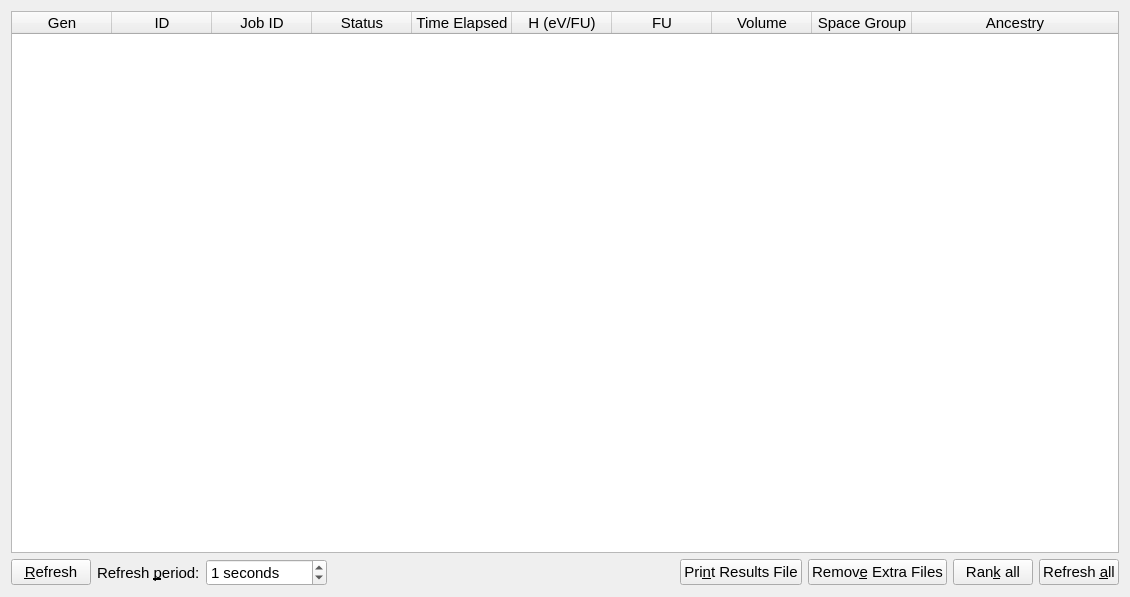
xtalopt/XtalOpt, file src/xtalopt/ui/tab_progress.ui: the form before one commit.
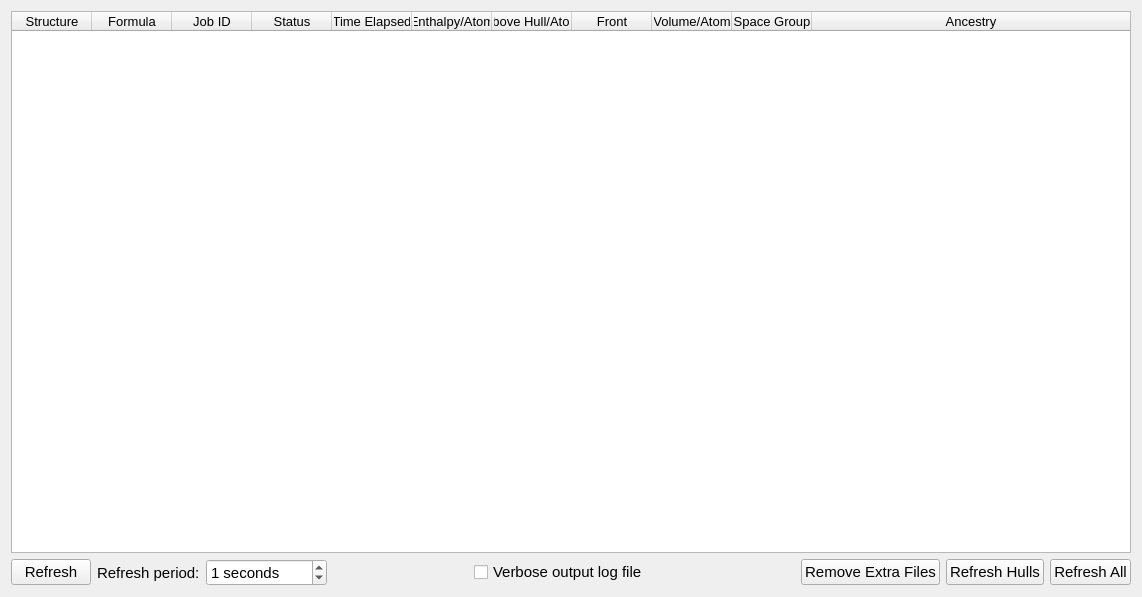
The form after the commit.

What changed in the file:
```diff
--- a/src/xtalopt/ui/tab_progress.ui
+++ b/src/xtalopt/ui/tab_progress.ui
@@ -6,19 +6,142 @@
    <rect>
     <x>0</x>
     <y>0</y>
-    <width>1130</width>
+    <width>1142</width>
     <height>597</height>
    </rect>
   </property>
+  <property name="font">
+   <font>
+    <pointsize>11</pointsize>
+   </font>
+  </property>
   <property name="windowTitle">
    <string>Form</string>
   </property>
   <layout class="QGridLayout" name="gridLayout">
-   <item row="0" column="0" colspan="8">
+   <item row="2" column="1">
+    <widget class="QLabel" name="label_36">
+     <property name="font">
+      <font>
+       <pointsize>11</pointsize>
+      </font>
+     </property>
+     <property name="text">
+      <string>Refresh period:</string>
+     </property>
+     <property name="buddy">
+      <cstring>spin_period</cstring>
+     </property>
+    </widget>
+   </item>
+   <item row="2" column="2">
+    <widget class="QSpinBox" name="spin_period">
+     <property name="font">
+      <font>
+       <pointsize>11</pointsize>
+      </font>
+     </property>
+     <property name="suffix">
+      <string> seconds</string>
+     </property>
+     <property name="maximum">
+      <number>3600</number>
+     </property>
+     <property name="singleStep">
+      <number>1</number>
+     </property>
+     <property name="value">
+      <number>1</number>
+     </property>
+    </widget>
+   </item>
+   <item row="2" column="3">
+    <spacer name="horizontalSpacer">
+     <property name="orientation">
+      <enum>Qt::Horizontal</enum>
+     </property>
+     <property name="sizeHint" stdset="0">
+      <size>
+       <width>40</width>
+       <height>20</height>
+      </size>
+     </property>
+    </spacer>
+   </item>
+   <item row="2" column="0">
+    <widget class="QPushButton" name="push_refresh">
+     <property name="sizePolicy">
+      <sizepolicy hsizetype="Fixed" vsizetype="Fixed">
+       <horstretch>0</horstretch>
+       <verstretch>0</verstretch>
+      </sizepolicy>
+     </property>
+     <property name="font">
+      <font>
+       <pointsize>11</pointsize>
+      </font>
+     </property>
+     <property name="toolTip">
+      <string>&lt;html&gt;&lt;head/&gt;&lt;body&gt;&lt;p&gt;&lt;br/&gt;&lt;/p&gt;&lt;/body&gt;&lt;/html&gt;</string>
+     </property>
+     <property name="text">
+      <string>Refresh</string>
+     </property>
+    </widget>
+   </item>
+   <item row="2" column="8">
+    <widget class="QPushButton" name="push_hull">
+     <property name="toolTip">
+      <string>&lt;html&gt;&lt;head/&gt;&lt;body&gt;&lt;p&gt;Refresh the distance above hull (and Pareto front index) of all structures in the list.&lt;/p&gt;&lt;/body&gt;&lt;/html&gt;</string>
+     </property>
+     <property name="text">
+      <string>Refresh Hulls</string>
+     </property>
+    </widget>
+   </item>
+   <item row="2" column="4">
+    <widget class="QCheckBox" name="cb_verbose">
+     <property name="toolTip">
+      <string>&lt;html&gt;&lt;head/&gt;&lt;body&gt;&lt;p&gt;If checked, the run output will contain additional information relevant to monitoring the run progress and debugging the code. &lt;/p&gt;&lt;p&gt;It should be noted that in the GUI mode, the output file &amp;quot;output.log&amp;quot; will be produced only if the code is already compiled with the cmake flag:&lt;/p&gt;&lt;p&gt;-DXTALOPT_DEBUG=ON&lt;/p&gt;&lt;/body&gt;&lt;/html&gt;</string>
+     </property>
+     <property name="text">
+      <string>Verbose output log file</string>
+     </property>
+    </widget>
+   </item>
+   <item row="2" column="7">
+    <widget class="QPushButton" name="push_clear">
+     <property name="font">
+      <font>
+       <pointsize>11</pointsize>
+      </font>
+     </property>
+     <property name="toolTip">
+      <string>&lt;html&gt;&lt;head/&gt;&lt;body&gt;&lt;p&gt;This button is used for VASP runs. It removes any extraneous files&lt;br/&gt;in each local subdirectory in order to reduce disk usage.&lt;/p&gt;&lt;p&gt;Files kept are structure.state, POTCAR, CONTCAR, and OUTCAR.&lt;/p&gt;&lt;/body&gt;&lt;/html&gt;</string>
+     </property>
+     <property name="text">
+      <string>Remove Extra Files</string>
+     </property>
+    </widget>
+   </item>
+   <item row="2" column="5">
+    <spacer name="horizontalSpacer_2">
+     <property name="orientation">
+      <enum>Qt::Horizontal</enum>
+     </property>
+     <property name="sizeHint" stdset="0">
+      <size>
+       <width>40</width>
+       <height>20</height>
+      </size>
+     </property>
+    </spacer>
+   </item>
+   <item row="0" column="0" colspan="10">
     <widget class="QTableWidget" name="table_list">
      <property name="font">
       <font>
-       <pointsize>11</pointsize>
+       <pointsize>10</pointsize>
       </font>
      </property>
      <property name="contextMenuPolicy">
@@ -39,174 +162,134 @@
      <property name="sortingEnabled">
       <bool>false</bool>
      </property>
+     <attribute name="horizontalHeaderMinimumSectionSize">
+      <number>20</number>
+     </attribute>
+     <attribute name="horizontalHeaderDefaultSectionSize">
+      <number>80</number>
+     </attribute>
      <attribute name="horizontalHeaderStretchLastSection">
       <bool>true</bool>
      </attribute>
+     <attribute name="verticalHeaderMinimumSectionSize">
+      <number>23</number>
+     </attribute>
+     <attribute name="verticalHeaderDefaultSectionSize">
+      <number>23</number>
+     </attribute>
      <column>
       <property name="text">
-       <string>Gen</string>
+       <string>Structure</string>
+      </property>
+      <property name="font">
+       <font>
+        <pointsize>10</pointsize>
+       </font>
       </property>
      </column>
      <column>
       <property name="text">
-       <string>ID</string>
+       <string>Formula</string>
+      </property>
+      <property name="font">
+       <font>
+        <pointsize>10</pointsize>
+       </font>
       </property>
      </column>
      <column>
       <property name="text">
        <string>Job ID</string>
       </property>
+      <property name="font">
+       <font>
+        <pointsize>10</pointsize>
+       </font>
+      </property>
      </column>
      <column>
       <property name="text">
        <string>Status</string>
       </property>
+      <property name="font">
+       <font>
+        <pointsize>10</pointsize>
+       </font>
+      </property>
      </column>
      <column>
       <property name="text">
        <string>Time Elapsed</string>
       </property>
+      <property name="font">
+       <font>
+        <pointsize>10</pointsize>
+       </font>
+      </property>
      </column>
      <column>
       <property name="text">
-       <string>H (eV/FU)</string>
+       <string>Enthalpy/Atom</string>
       </property>
+      <property name="font">
+       <font>
+        <pointsize>10</pointsize>
+       </font>
+      </property>
      </column>
      <column>
       <property name="text">
-       <string>FU</string>
+       <string>Above Hull/Atom</string>
       </property>
+      <property name="font">
+       <font>
+        <pointsize>10</pointsize>
+       </font>
+      </property>
      </column>
      <column>
       <property name="text">
-       <string>Volume</string>
+       <string>Front</string>
+      </property>
+      <property name="font">
+       <font>
+        <pointsize>10</pointsize>
+       </font>
+      </property>
+     </column>
+     <column>
+      <property name="text">
+       <string>Volume/Atom</string>
+      </property>
+      <property name="font">
+       <font>
+        <pointsize>10</pointsize>
+       </font>
       </property>
      </column>
      <column>
       <property name="text">
        <string>Space Group</string>
       </property>
+      <property name="font">
+       <font>
+        <pointsize>10</pointsize>
+       </font>
+      </property>
      </column>
      <column>
       <property name="text">
        <string>Ancestry</string>
       </property>
+      <property name="font">
+       <font>
+        <pointsize>10</pointsize>
+       </font>
+      </property>
      </column>
     </widget>
    </item>
-   <item row="2" column="0">
-    <widget class="QPushButton" name="push_refresh">
-     <property name="sizePolicy">
-      <sizepolicy hsizetype="Fixed" vsizetype="Fixed">
-       <horstretch>0</horstretch>
-       <verstretch>0</verstretch>
-      </sizepolicy>
-     </property>
-     <property name="font">
-      <font>
-       <pointsize>11</pointsize>
-      </font>
-     </property>
-     <property name="text">
-      <string>&amp;Refresh</string>
-     </property>
-    </widget>
-   </item>
-   <item row="2" column="1">
-    <widget class="QLabel" name="label_36">
-     <property name="font">
-      <font>
-       <pointsize>11</pointsize>
-      </font>
-     </property>
-     <property name="text">
-      <string>Refresh &amp;period:</string>
-     </property>
-     <property name="buddy">
-      <cstring>spin_period</cstring>
-     </property>
-    </widget>
-   </item>
-   <item row="2" column="2">
-    <widget class="QSpinBox" name="spin_period">
-     <property name="font">
-      <font>
-       <pointsize>11</pointsize>
-      </font>
-     </property>
-     <property name="suffix">
-      <string> seconds</string>
-     </property>
-     <property name="maximum">
-      <number>3600</number>
-     </property>
-     <property name="singleStep">
-      <number>1</number>
-     </property>
-     <property name="value">
-      <number>1</number>
-     </property>
-    </widget>
-   </item>
-   <item row="2" column="3">
-    <spacer name="horizontalSpacer_5">
-     <property name="orientation">
-      <enum>Qt::Horizontal</enum>
-     </property>
-     <property name="sizeHint" stdset="0">
-      <size>
-       <width>5</width>
-       <height>20</height>
-      </size>
-     </property>
-    </spacer>
-   </item>
-   <item row="2" column="4">
-    <widget class="QPushButton" name="push_print">
-     <property name="font">
-      <font>
-       <pointsize>11</pointsize>
-      </font>
-     </property>
-     <property name="toolTip">
-      <string>Generates a run-results.txt file that lists all of the information about each structure in order of generation and structure number (As compared to the results.txt file which ranks the structures).</string>
-     </property>
-     <property name="text">
-      <string>Pri&amp;nt Results File</string>
-     </property>
-    </widget>
-   </item>
-   <item row="2" column="5">
-    <widget class="QPushButton" name="push_clear">
-     <property name="font">
-      <font>
-       <pointsize>11</pointsize>
-      </font>
-     </property>
-     <property name="toolTip">
-      <string>&lt;html&gt;&lt;head/&gt;&lt;body&gt;&lt;p&gt;This button is used for VASP runs. It removes any extraneous files in each local subdirectory in order to reduce disk usage.&lt;/p&gt;&lt;p&gt;Files kept are structure.state, POTCAR, CONTCAR, and OUTCAR.&lt;/p&gt;&lt;/body&gt;&lt;/html&gt;</string>
-     </property>
-     <property name="text">
-      <string>Remov&amp;e Extra Files</string>
-     </property>
-    </widget>
-   </item>
-   <item row="2" column="6">
-    <widget class="QPushButton" name="push_rank">
-     <property name="font">
-      <font>
-       <pointsize>11</pointsize>
-      </font>
-     </property>
-     <property name="toolTip">
-      <string>Ranks all currently optimized structures and exports them to a subdirectory (Ranked) in two forms: POSCAR and .cif. Each can be found in separate directories.</string>
-     </property>
-     <property name="text">
-      <string>Ran&amp;k all</string>
-     </property>
-    </widget>
-   </item>
-   <item row="2" column="7">
+   <item row="2" column="9">
     <widget class="QPushButton" name="push_refreshAll">
      <property name="font">
       <font>
@@ -214,7 +297,7 @@
       </font>
      </property>
      <property name="text">
-      <string>Refresh &amp;all</string>
+      <string>Refresh All</string>
      </property>
     </widget>
    </item>
```
Left out of the diff: 8 changed lines with no effect on the pictures.
